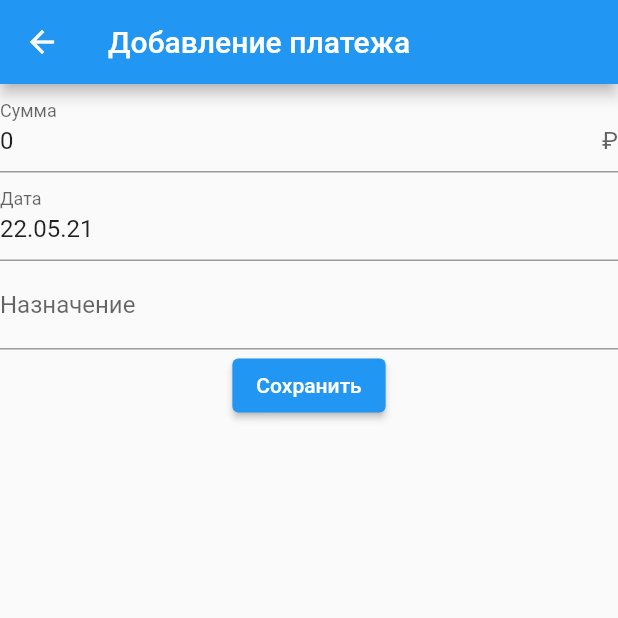
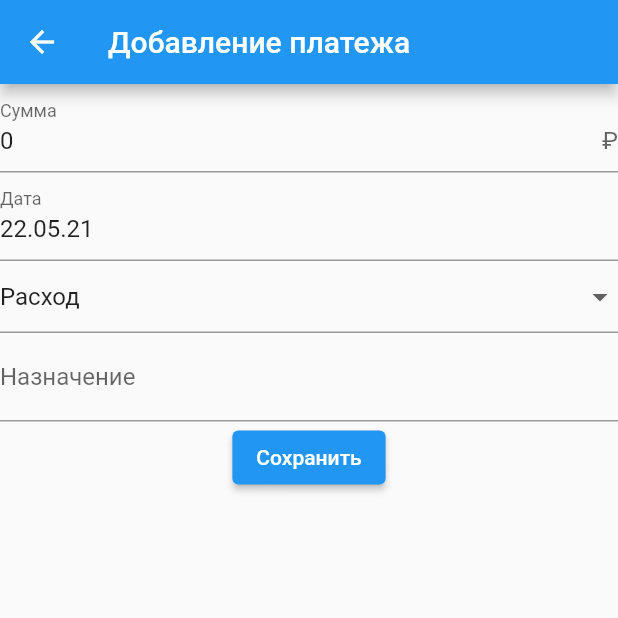
Before and after one commit to merdovash/accounting, a Flutter app: the screen it shows after launch, scrolled down 576 dp, after a tap on the "add" icon, on a phone screen of 412 x 824 dp, the top half of it. Run offline on Flutter 3.47's test engine with Material 2 defaults, Android fonts, the phone set to English and light mode, and no system bars; drawn by our look-alikes of flutter_form_builder; our stand-ins replace decimal, sqflite; accounts and stored records are empty.

Commit message:
add categories add description fix duplicates on registry update

```diff
--- a/lib/database/database.dart
+++ b/lib/database/database.dart
@@ -1,5 +1,6 @@
 import 'dart:io';
 
+import 'package:accounting/database/pay_category.dart';
 import 'package:sqflite/sqflite.dart';
 import 'package:path/path.dart';
 
@@ -41,7 +42,7 @@ class DatabaseConnection extends IDatabase {
 
   Future<Database> createAndOpenDatabase() async {
     var databasesPath = await getDatabasesPath();
-    var path = join(databasesPath, "db.db");
+    var path = join(databasesPath, "db1.db");
 
     try {
       await Directory(dirname(path)).create(recursive: true);
@@ -49,12 +50,39 @@ class DatabaseConnection extends IDatabase {
 
     return await openDatabase(
       path,
-      version: 1,
+      version: 4,
+
       onCreate: (Database db, int version) async {
         // When creating the db, create the table
+        initTablePayCategory(db);
+
         await db.execute(
-            'CREATE TABLE Pay (id INTEGER PRIMARY KEY, date TEXT, description TEXT, paySum NUMERIC)'
+          '''
+            CREATE TABLE Pay (
+              id INTEGER PRIMARY KEY,
+              date TEXT NOT NULL,
+              description TEXT,
+              paySum NUMERIC NOT NULL,
+              payCategory INTEGER NOT NULL,
+              FOREIGN KEY(payCategory) REFERENCES PayCategory(id)
+            )
+          '''
         );
+      },
+      onUpgrade: (Database db, int oldVersion, int newVersion) async {
+        switch (oldVersion) {
+          case 1:
+            await db.execute('''
+              alter table Pay
+              add column payCategory INTEGER NOT NULL DEFAULT (1) REFERENCES PayCategory(id);
+            ''');
+            continue second;
+
+          second:
+          case 2:
+            initTablePayCategory(db);
+            db.execute('update Pay set PayCategory = 1;');
+        }
       }
     );
   }
--- /dev/null
+++ b/lib/database/pay_category.dart
@@ -0,0 +1,66 @@
+import 'package:accounting/tools/types.dart';
+import 'package:sqflite/sqflite.dart';
+
+class PayCategory {
+  static List<Map<String, Object>> defaultValues() {
+    return [
+      {
+        'id': 1,
+        'name': 'Расход',
+        'direction': -1,
+        'description': 'Любой расход',
+      },
+      {
+        'id': 2,
+        'name': 'Доход',
+        'direction': 1,
+        'description': 'Любой доход',
+      }
+    ];
+  }
+
+  late int id;
+  late String name;
+  late int direction;
+  late String description;
+
+  PayCategory(this.id, this.name, this.direction, this.description);
+
+  static PayCategory fromJson(Map<String, dynamic> el) {
+    return PayCategory(
+        safe_cast<int>(el['id'], 0),
+        safe_cast<String>(el['name'], ''),
+        safe_cast<int>(el['direction'], -1),
+        safe_cast<String>(el['description'], '')
+    );
+  }
+
+  @override
+  int get hashCode => id.hashCode;
+
+  @override
+  bool operator ==(Object other) {
+    if (other is PayCategory) return id == other.id;
+    return false;
+  }
+
+  String sign() => direction>0?'':'-';
+
+}
+
+initTablePayCategory(Database db) async {
+  await db.execute(
+      '''
+            CREATE TABLE IF NOT EXISTS PayCategory (
+              id INTEGER PRIMARY KEY,
+              direction INTEGER NOT NULL,
+              name TEXT NOT NULL,
+              description TEXT
+            )
+          '''
+  );
+
+  PayCategory.defaultValues().forEach((Map<String, Object> element) async {
+    await db.insert("PayCategory", element);
+  });
+}
--- /dev/null
+++ b/lib/database/pay_item.dart
@@ -0,0 +1,43 @@
+import 'package:accounting/database/pay_category.dart';
+import 'package:accounting/tools/functools.dart';
+import 'package:accounting/tools/json.dart';
+import 'package:decimal/decimal.dart';
+
+class PayItem {
+  Decimal _paySum = Decimal.zero;
+  String description = '';
+
+  late int id;
+  late DateTime date;
+  late PayCategory payCategory;
+
+  PayItem({required int id, required DateTime date, required Decimal? paySum, String? description, PayCategory? payCategory}) {
+    this.paySum = paySum;
+    this.id = id;
+    this.date = date;
+    this.description = coalesce(description, '');
+    this.payCategory = coalesce(payCategory, PayCategory.fromJson(PayCategory.defaultValues()[0]));
+  }
+
+  Decimal get paySum => _paySum;
+  set paySum(Decimal? value) {
+    if (value == null) {
+      value = Decimal.zero;
+    }
+    _paySum = value;
+  }
+
+  @override
+  // TODO: implement hashCode
+  int get hashCode => id.hashCode;
+
+  static PayItem fromJson(Map<String, dynamic> json) {
+    return PayItem(
+      id: int.parse(json['id'].toString()),
+      date: DateTime.parse(json['date']),
+      paySum: Decimal.parse(json['paySum'].toString()),
+      description: json['description'],
+      payCategory: PayCategory.fromJson(startsWith(json, 'PayCategory'))
+    );
+  }
+}
--- a/lib/forms/PayItemForm.dart
+++ b/lib/forms/PayItemForm.dart
@@ -1,5 +1,6 @@
 import 'package:accounting/database/database.dart';
-import 'package:accounting/registry/registry_item.dart';
+import 'package:accounting/database/pay_category.dart';
+import 'file:///C:/self/AndroidStudioProjects/accounting/lib/database/pay_item.dart';
 import 'package:accounting/tools/types.dart';
 import 'package:decimal/decimal.dart';
 import 'package:flutter/material.dart';
@@ -15,6 +16,9 @@ class PayItemForm extends StatelessWidget {
 
   @override
   Widget build(BuildContext context) {
+    var defaultPayCategories = PayCategory.defaultValues().map(PayCategory.fromJson).toList();
+
+
     // TODO: implement build
     return Scaffold(
       appBar: AppBar(
@@ -48,6 +52,38 @@ class PayItemForm extends StatelessWidget {
               format: DateFormat('dd.MM.yy'),
               //timePickerInitialEntryMode: null,
             ),
+            FutureBuilder(
+              initialData: FormBuilderDropdown<PayCategory>(
+                name: 'payCategory',
+                items:  defaultPayCategories
+                    .map(payCategoryElement)
+                    .toList()
+              ),
+              future: DatabaseConnection().rawQuery('select * from "PayCategory"').then((List<Map<String, dynamic>> res) {
+                var result = res.map(PayCategory.fromJson).toList();
+                //defaultPayCategories = result;
+                return result;
+              }),
+              builder: (BuildContext context, AsyncSnapshot snapshot) {
+                if (snapshot.hasData) {
+                  return FormBuilderDropdown<PayCategory>(
+                      name: 'payCategory',
+                      items: safe_cast<List<PayCategory>>(
+                          snapshot.data,
+                          defaultPayCategories,
+                      )
+                          .map(payCategoryElement)
+                          .toList()
+                  );
+                }
+                return FormBuilderDropdown<PayCategory>(
+                    name: 'payCategory',
+                    items: defaultPayCategories
+                        .map(payCategoryElement)
+                        .toList()
+                );
+              }
+            ),
             FormBuilderTextField(
               name: 'description',
               decoration: InputDecoration(
@@ -63,6 +99,7 @@ class PayItemForm extends StatelessWidget {
                 payItem.paySum = safe_cast<Decimal>(Decimal.tryParse(fields['paySum']?.value), payItem.paySum);
                 payItem.date = safe_cast<DateTime>(fields['date']?.value, DateTime.now());
                 payItem.description = safe_cast<String>(fields['description']?.value, '');
+                payItem.payCategory = safe_cast<PayCategory>(fields['payCategory']?.value, defaultPayCategories[0]);
 
                 saveToDB();
                 Navigator.pop(context, payItem);
@@ -77,6 +114,7 @@ class PayItemForm extends StatelessWidget {
           'paySum': payItem.paySum.toString(),
           'date': payItem.date,
           'description': payItem.description,
+          'payCategory': payItem.payCategory,
         },
       )
     );
@@ -86,20 +124,27 @@ class PayItemForm extends StatelessWidget {
     if (payItem.id <= 0) {
       DatabaseConnection().rawQuery(
         '''
-        insert into "Pay" (date, description, paySum) values (?, ?, ?)
+        insert into "Pay" (date, description, paySum, payCategory) values (?, ?, ?, ?)
         ''',
-        [payItem.date, '', payItem.paySum]
+        [payItem.date, '', payItem.paySum, payItem.payCategory.id]
       );
     } else {
       DatabaseConnection().rawQuery(
         '''
         update "Pay"
-        set (date, description, paySum) = (?, ?, ?)
+        set (date, description, paySum, payCategory) = (?, ?, ?, ?)
         where "id" = ?
         ''',
-        [payItem.date, '', payItem.paySum, payItem.id]
+        [payItem.date, '', payItem.paySum, payItem.payCategory.id, payItem.id]
       );
     }
   }
 
+  DropdownMenuItem<PayCategory> payCategoryElement(PayCategory category) {
+    return DropdownMenuItem<PayCategory>(
+      child: Text(category.name),
+      value: category,
+    );
+  }
+
 }
--- a/lib/main.dart
+++ b/lib/main.dart
@@ -1,5 +1,5 @@
 import 'package:accounting/registry/registry.dart';
-import 'package:accounting/registry/registry_item.dart';
+import 'file:///C:/self/AndroidStudioProjects/accounting/lib/database/pay_item.dart';
 import 'package:accounting/registry/registry_list.dart';
 import 'package:flutter/material.dart';
 import 'package:intl/date_symbol_data_local.dart';
--- a/lib/registry/registry.dart
+++ b/lib/registry/registry.dart
@@ -2,7 +2,7 @@ import 'dart:collection';
 import 'dart:math';
 
 import 'package:accounting/database/database.dart';
-import 'package:accounting/registry/registry_item.dart';
+import 'file:///C:/self/AndroidStudioProjects/accounting/lib/database/pay_item.dart';
 import 'package:decimal/decimal.dart';
 
 enum Direction{
--- a/lib/registry/registry_item.dart
+++ /dev/null
@@ -1,37 +0,0 @@
-import 'package:decimal/decimal.dart';
-
-class PayItem {
-  Decimal _paySum = Decimal.zero;
-  String description = '';
-
-  late int id;
-  late DateTime date;
-
-  PayItem({required int id, required DateTime date, required Decimal? paySum, String? description}) {
-    this.paySum = paySum;
-    this.id = id;
-    this.date = date;
-    this.description = description == null?'':description;
-  }
-
-  Decimal get paySum => _paySum;
-  set paySum(Decimal? value) {
-    if (value == null) {
-      value = Decimal.zero;
-    }
-    _paySum = value;
-  }
-
-  @override
-  // TODO: implement hashCode
-  int get hashCode => id.hashCode;
-
-  static PayItem fromJson(Map<String, dynamic> json) {
-    return PayItem(
-        id: int.parse(json['id'].toString()),
-        date: DateTime.parse(json['date']),
-        paySum: Decimal.parse(json['paySum'].toString()),
-        description: json['description'],
-    );
-  }
-}
--- a/lib/registry/registry_list.dart
+++ b/lib/registry/registry_list.dart
@@ -3,7 +3,7 @@ import 'dart:math';
 
 import 'package:accounting/database/database.dart';
 import 'package:accounting/forms/PayItemForm.dart';
-import 'package:accounting/registry/registry_item.dart';
+import 'file:///C:/self/AndroidStudioProjects/accounting/lib/database/pay_item.dart';
 import 'package:accounting/tools/list.dart';
 import 'package:accounting/tools/types.dart';
 import 'package:decimal/decimal.dart';
@@ -101,12 +101,20 @@ class _RegistryList extends State<RegistryList> {
   }
 
   loadNext() async {
+    if (alreadyLoading) return;
+    alreadyLoading = true;
     var lastDate = addDates(endLoadedDate, interval);
     var result = await DatabaseConnection()
         .rawQuery(
         '''
-          select *
+          select
+            "Pay".*
+            , "PayCategory"."id" as "PayCategory.id"
+            , "PayCategory"."name" as "PayCategory.name"
+            , "PayCategory"."direction" as "PayCategory.direction"
+            , "PayCategory"."description" as "PayCategory.description"
           from "Pay"
+            left join "PayCategory" on "Pay"."payCategory" = "PayCategory"."id"
           where
              "date" >= ?
              and "date" < ?
@@ -121,11 +129,15 @@ class _RegistryList extends State<RegistryList> {
       endLoadedDate = lastDate;
       return el.map(PayItem.fromJson).toList();
     });
-    itemsController.add(result);
+    setState(() {
+      itemsController.add(result);
+      alreadyLoading = false;
+    });
   }
 
   List<PayItem> saveNewItems(List<PayItem> items) {
     if (items.length == 1) {
+      if (this.items.contains(items[0])) return this.items;
       insertSorted(this.items, items[0], (p1, p2) => dateCmp(p1.date, p2.date));
     }
     else {
@@ -174,7 +186,7 @@ class _RegistryList extends State<RegistryList> {
   Widget buildRecord(PayItem payItem) {
     return ListTile(
       leading: Text(DateFormat("dd.MM.yy", 'RU-ru').format(payItem.date)),
-      title: Text(payItem.paySum.toString() + '₽'),
+      title: Text('${payItem.payCategory.sign()}${payItem.paySum.toString()}₽'),
       subtitle: Text(payItem.description),
       onTap: () async {
         PayItem? result = await Navigator.push(
--- /dev/null
+++ b/lib/tools/functools.dart
@@ -0,0 +1,3 @@
+T coalesce<T>(T? el, T defaultValue) {
+  return el == null? defaultValue: el;
+}
--- /dev/null
+++ b/lib/tools/json.dart
@@ -0,0 +1,9 @@
+Map<String, dynamic> startsWith(Map<String, dynamic> json, String prefix) {
+  Map<String, dynamic> result = new Map();
+  json.forEach((key, value) {
+    if (key.startsWith(prefix)) {
+      result[key] = value;
+    }
+  });
+  return result;
+}
```
